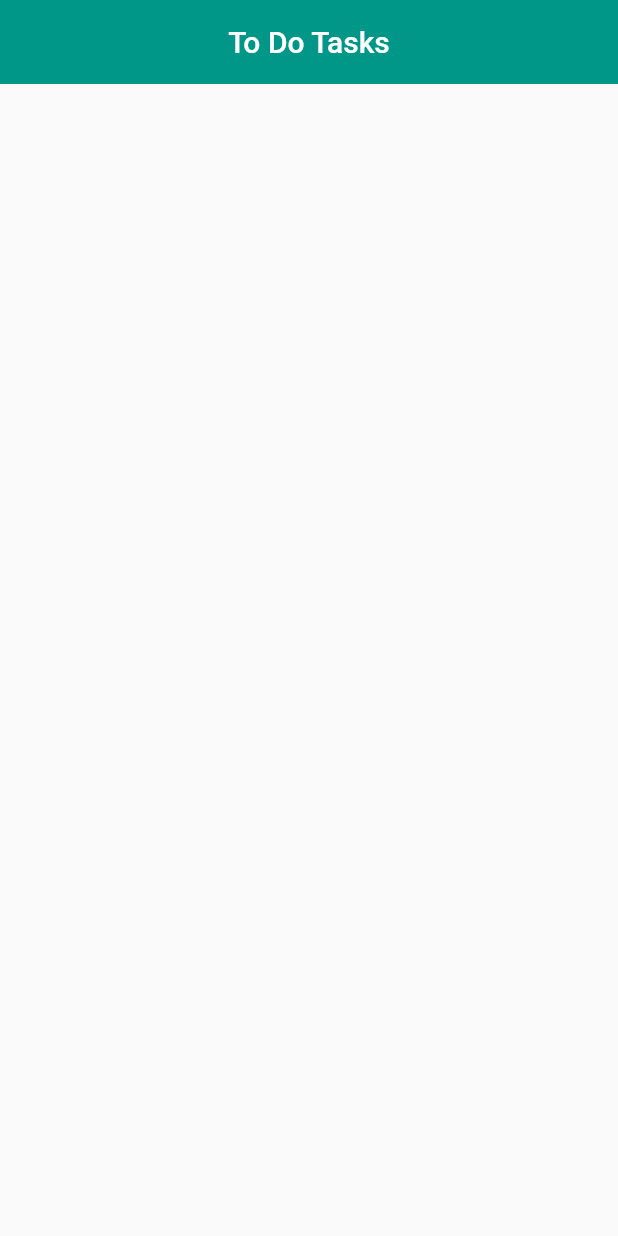
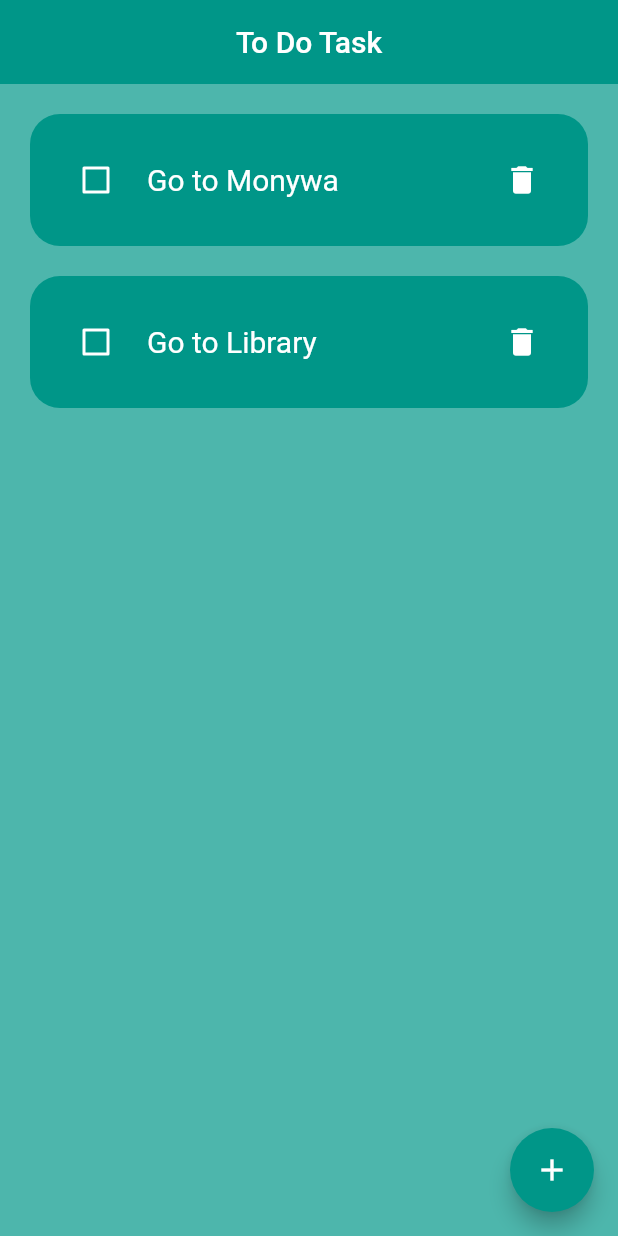
Before and after one commit to SaiWinMaung/TodoApp, a Flutter app: the screen it shows after launch, on a phone screen of 412 x 824 dp. Run offline on Flutter 3.47's test engine with Material 2 defaults, Android fonts, the phone set to English and light mode, and no system bars; our stand-ins replace get, hive, hive_flutter; accounts and stored records are empty.

Commit message:
Add existing project to repo

```diff
--- /dev/null
+++ b/lib/Database/database.dart
@@ -0,0 +1,21 @@
+import 'package:hive_flutter/hive_flutter.dart';
+
+class ToDoDataBase {
+  List toDoList = [];
+  final _mybox = Hive.box('mybox');
+
+  void createInitialData() {
+    toDoList = [
+      ['Go to Monywa', false],
+      ['Go to Library', false],
+    ];
+  }
+
+  void loadData() {
+    toDoList = _mybox.get('TODOLIST');
+  }
+
+  void updateData() {
+    _mybox.put('TODOLIST', toDoList);
+  }
+}
--- a/lib/Pages/homepage.dart
+++ b/lib/Pages/homepage.dart
@@ -1,4 +1,10 @@
+// ignore_for_file: sort_child_properties_last
+
 import 'package:flutter/material.dart';
+import 'package:get/route_manager.dart';
+import 'package:hive/hive.dart';
+import 'package:todoapp/Database/database.dart';
+import 'package:todoapp/Pages/todopage.dart';
 
 class HomePage extends StatefulWidget {
   const HomePage({super.key});
@@ -8,12 +14,112 @@ class HomePage extends StatefulWidget {
 }
 
 class _HomePageState extends State<HomePage> {
+  final _mybox = Hive.box('mybox');
+  ToDoDataBase db = ToDoDataBase();
+
+  @override
+  void initState() {
+    if (_mybox.get('TODOLIST') == null) {
+      db.createInitialData();
+    } else {
+      db.loadData();
+    }
+    super.initState();
+  }
+
+  void _checkboxChanged(bool? value, int index) {
+    setState(() {
+      db.toDoList[index][1] = !db.toDoList[index][1];
+    });
+    db.updateData();
+  }
+
+  void delTask(int index) {
+    setState(() {
+      db.toDoList.removeAt(index);
+    });
+    db.updateData();
+  }
+
+  TextEditingController taskController = TextEditingController();
+
   @override
   Widget build(BuildContext context) {
     return Scaffold(
       appBar: AppBar(
-        title: Center(child: Text('To Do Tasks')),
+        title: Center(child: Text('To Do Task')),
         elevation: 0,
+      ),
+      floatingActionButton: FloatingActionButton(
+        onPressed: () {
+          showDialog(
+            context: context,
+            builder: (context) {
+              return AlertDialog(
+                content: Container(
+                  height: 190,
+                  child: Column(
+                    children: [
+                      TextField(
+                        controller: taskController,
+                        maxLines: 6,
+                        decoration: InputDecoration(
+                          border: OutlineInputBorder(),
+                          hintText: 'Add New Task',
+                        ),
+                      ),
+                      SizedBox(
+                        height: 20,
+                      ),
+                      Row(
+                        mainAxisAlignment: MainAxisAlignment.end,
+                        children: [
+                          OutlinedButton(
+                            onPressed: () {
+                              Get.back();
+                            },
+                            child: Text('Cancel'),
+                          ),
+                          SizedBox(
+                            width: 10,
+                          ),
+                          MaterialButton(
+                            onPressed: () {
+                              setState(() {
+                                db.toDoList.add([taskController.text, false]);
+                                taskController.clear();
+                              });
+                              db.updateData();
+                              Get.back();
+                            },
+                            child: Text(
+                              'Save',
+                              style: TextStyle(color: Colors.white),
+                            ),
+                            color: Colors.teal,
+                          ),
+                        ],
+                      ),
+                    ],
+                  ),
+                ),
+              );
+            },
+          );
+        },
+        child: Icon(Icons.add),
+      ),
+      backgroundColor: Colors.teal[300],
+      body: ListView.builder(
+        itemCount: db.toDoList.length,
+        itemBuilder: (context, index) {
+          return ToDoList(
+            taskName: db.toDoList[index][0],
+            taskCompleted: db.toDoList[index][1],
+            onChanged: (value) => _checkboxChanged(value, index),
+            deleteFunction: () => delTask(index),
+          );
+        },
       ),
     );
   }
--- /dev/null
+++ b/lib/Pages/todopage.dart
@@ -0,0 +1,66 @@
+// ignore_for_file: must_be_immutable, sort_child_properties_last
+
+import 'package:flutter/material.dart';
+
+class ToDoList extends StatelessWidget {
+  final String taskName;
+  final bool taskCompleted;
+  Function(bool?)? onChanged;
+  final VoidCallback deleteFunction;
+  ToDoList({
+    super.key,
+    required this.taskName,
+    required this.taskCompleted,
+    required this.onChanged,
+    required this.deleteFunction,
+  });
+
+  @override
+  Widget build(BuildContext context) {
+    return Padding(
+      padding: const EdgeInsets.only(left: 20, right: 20, top: 20),
+      child: Container(
+        padding: EdgeInsets.all(20),
+        child: Row(
+          mainAxisAlignment: MainAxisAlignment.spaceBetween,
+          children: [
+            Row(
+              children: [
+                Checkbox(
+                  value: taskCompleted,
+                  onChanged: onChanged,
+                  side: BorderSide(color: Colors.white, width: 2),
+                  activeColor: Colors.black,
+                ),
+                SizedBox(
+                  width: 10,
+                ),
+                Text(
+                  taskName,
+                  style: TextStyle(
+                    color: Colors.white,
+                    fontSize: 20,
+                    decoration: taskCompleted
+                        ? TextDecoration.lineThrough
+                        : TextDecoration.none,
+                  ),
+                ),
+              ],
+            ),
+            IconButton(
+              onPressed: deleteFunction,
+              icon: Icon(
+                Icons.delete,
+                color: Colors.white,
+              ),
+            ),
+          ],
+        ),
+        decoration: BoxDecoration(
+          color: Colors.teal,
+          borderRadius: BorderRadius.circular(20),
+        ),
+      ),
+    );
+  }
+}
--- a/lib/main.dart
+++ b/lib/main.dart
@@ -1,15 +1,22 @@
+// ignore_for_file: unused_local_variable
+
 import 'package:flutter/material.dart';
+import 'package:get/route_manager.dart';
+import 'package:hive_flutter/hive_flutter.dart';
 import 'package:todoapp/Pages/homepage.dart';
 
-void main(){
+void main() async {
+  await Hive.initFlutter();
+  var box = await Hive.openBox('mybox');
   runApp(MyApp());
 }
+
 class MyApp extends StatelessWidget {
   const MyApp({super.key});
 
   @override
   Widget build(BuildContext context) {
-    return MaterialApp(
+    return GetMaterialApp(
       home: HomePage(),
       debugShowCheckedModeBanner: false,
       theme: ThemeData(primarySwatch: Colors.teal),
--- a/pubspec.yaml
+++ b/pubspec.yaml
@@ -35,6 +35,10 @@ dependencies:
   # The following adds the Cupertino Icons font to your application.
   # Use with the CupertinoIcons class for iOS style icons.
   cupertino_icons: ^1.0.2
+  get: ^4.6.6
+  hive: ^2.2.3
+  hive_flutter: ^1.1.0
+  hive_generator: ^2.0.1
 
 dev_dependencies:
   flutter_test:
@@ -46,6 +50,7 @@ dev_dependencies:
   # package. See that file for information about deactivating specific lint
   # rules and activating additional ones.
   flutter_lints: ^2.0.0
+  build_runner: ^2.4.6
 
 # For information on the generic Dart part of this file, see the
 # following page: https://dart.dev/tools/pub/pubspec
```
Also changed, not shown: pubspec.lock, 1 other file.
